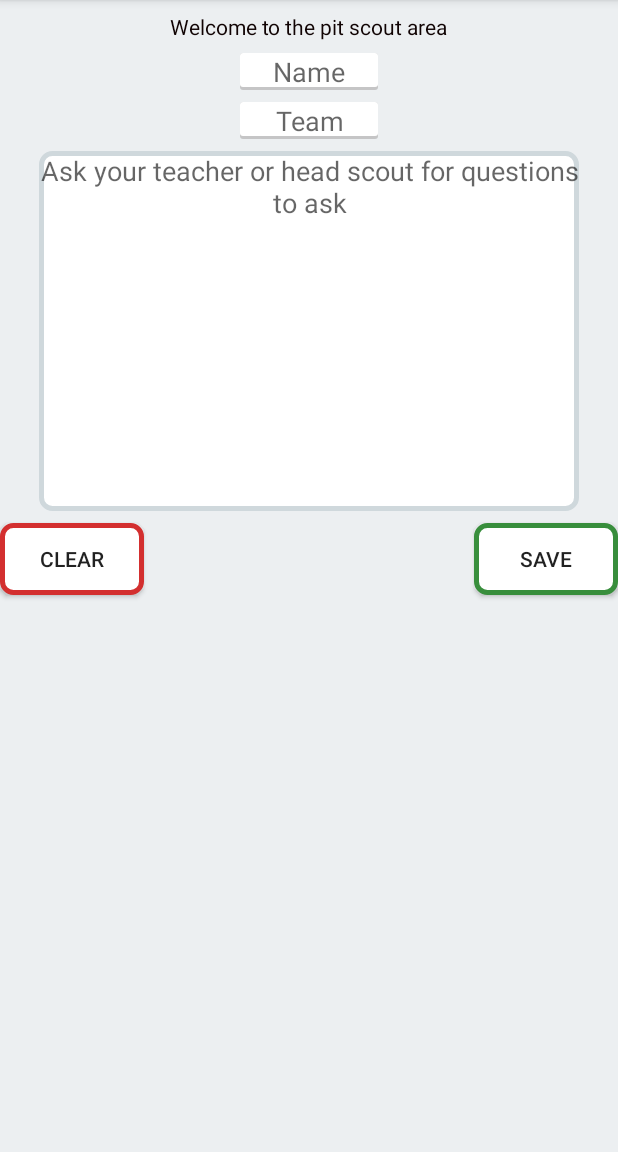
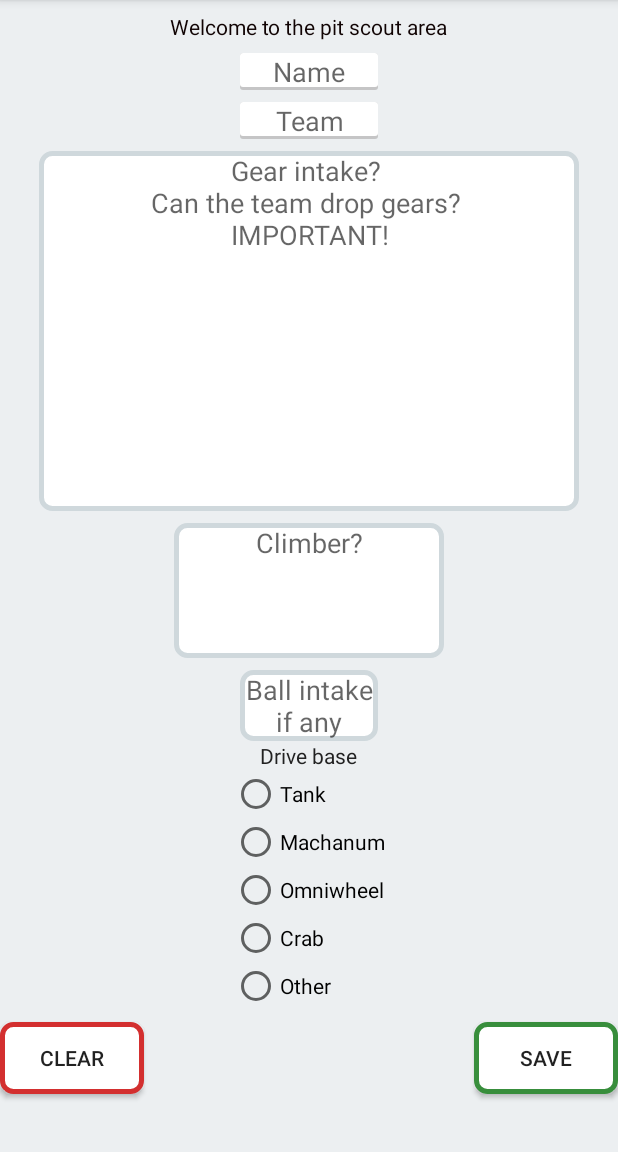
Before and after one commit to Keenan-Ker51/2609Scouting, an Android app: the PitActivity screen opened directly, with no data from a screen before it, on a phone screen of 412 x 824 dp, the part 84-1236 px from its top. Run offline under Robolectric (Android 15) with nearby library versions, the phone set to English and light mode, and no system bars.

Commit message:
Added scout stuff

```diff
--- a/app/src/main/res/layout/activity_pit.xml
+++ b/app/src/main/res/layout/activity_pit.xml
@@ -51,14 +51,96 @@
             <EditText
                 android:layout_width="360sp"
                 android:layout_height="240sp"
-                android:id="@+id/infoET"
+                android:id="@+id/gearStratET"
                 android:layout_below="@id/teamNumber"
                 android:layout_centerHorizontal="true"
-                android:hint="Ask your teacher or head scout for questions to ask"
+                android:hint="Gear intake? \nCan the team drop gears? \nIMPORTANT!"
                 android:layout_marginTop="8sp"
                 android:gravity="center_horizontal"
                 android:background="@drawable/background_white"
                 />
+
+
+            <EditText
+                android:layout_width="180sp"
+                android:layout_height="90sp"
+                android:id="@+id/infoET"
+                android:layout_below="@id/gearStratET"
+                android:layout_centerHorizontal="true"
+                android:hint="Climber?"
+                android:layout_marginTop="8sp"
+                android:gravity="center_horizontal"
+                android:background="@drawable/background_white"
+                />
+
+            <EditText
+                android:layout_width="92sp"
+                android:layout_height="wrap_content"
+                android:id="@+id/ballIntakeET"
+                android:layout_below="@id/infoET"
+                android:layout_centerHorizontal="true"
+                android:hint="Ball intake if any"
+                android:layout_marginTop="8sp"
+                android:gravity="center_horizontal"
+                android:background="@drawable/background_white"
+                />
+
+            <TextView
+                android:layout_width="wrap_content"
+                android:layout_height="wrap_content"
+                android:id="@+id/driveTV"
+                android:text="Drive base"
+                android:textColor="#212121"
+                android:layout_below="@id/ballIntakeET"
+                android:layout_centerHorizontal="true"
+                />
+
+            <RadioGroup
+                android:layout_width="wrap_content"
+                android:layout_height="wrap_content"
+                android:layout_below="@id/driveTV"
+                android:layout_centerHorizontal="true"
+                android:id="@+id/driveGroup">
+
+                <RadioButton
+                    android:layout_width="wrap_content"
+                    android:layout_height="wrap_content"
+                    android:text="Tank"
+                    android:id="@+id/tankDrive"
+                    android:onClick="onDriveButton"
+                    />
+                <RadioButton
+                    android:layout_width="wrap_content"
+                    android:layout_height="wrap_content"
+                    android:text="Machanum"
+                    android:id="@+id/machanumDrive"
+                    android:onClick="onDriveButton"
+                    />
+                <RadioButton
+                    android:layout_width="wrap_content"
+                    android:layout_height="wrap_content"
+                    android:text="Omniwheel"
+                    android:id="@+id/omniwheelDrive"
+                    android:onClick="onDriveButton"
+                    />
+                <RadioButton
+                    android:layout_width="wrap_content"
+                    android:layout_height="wrap_content"
+                    android:text="Crab"
+                    android:id="@+id/crabDrive"
+                    android:onClick="onDriveButton"
+                    />
+                <RadioButton
+                    android:layout_width="wrap_content"
+                    android:layout_height="wrap_content"
+                    android:text="Other"
+                    android:id="@+id/otherDrive"
+                    android:onClick="onDriveButton"
+                    />
+
+
+
+            </RadioGroup>
 
             <Button
                 android:layout_width="96sp"
@@ -69,7 +151,7 @@
                 android:onClick="clearButton"
                 android:background="@drawable/background_white_red_outline"
                 android:layout_marginBottom="16sp"
-                android:layout_below="@id/infoET"/>
+                android:layout_below="@id/driveGroup"/>
 
 
             <Button
@@ -81,7 +163,7 @@
                 android:background="@drawable/background_white_green_outline"
                 android:layout_alignParentEnd="true"
                 android:onClick="saveButton"
-                android:layout_below="@id/infoET"/>
+                android:layout_below="@id/driveGroup"/>
 
 
         </RelativeLayout>
```
Also changed, not shown: app/src/main/java/com/keenanker/a2609scouting/PitActivity.java (+43 -2 lines).
